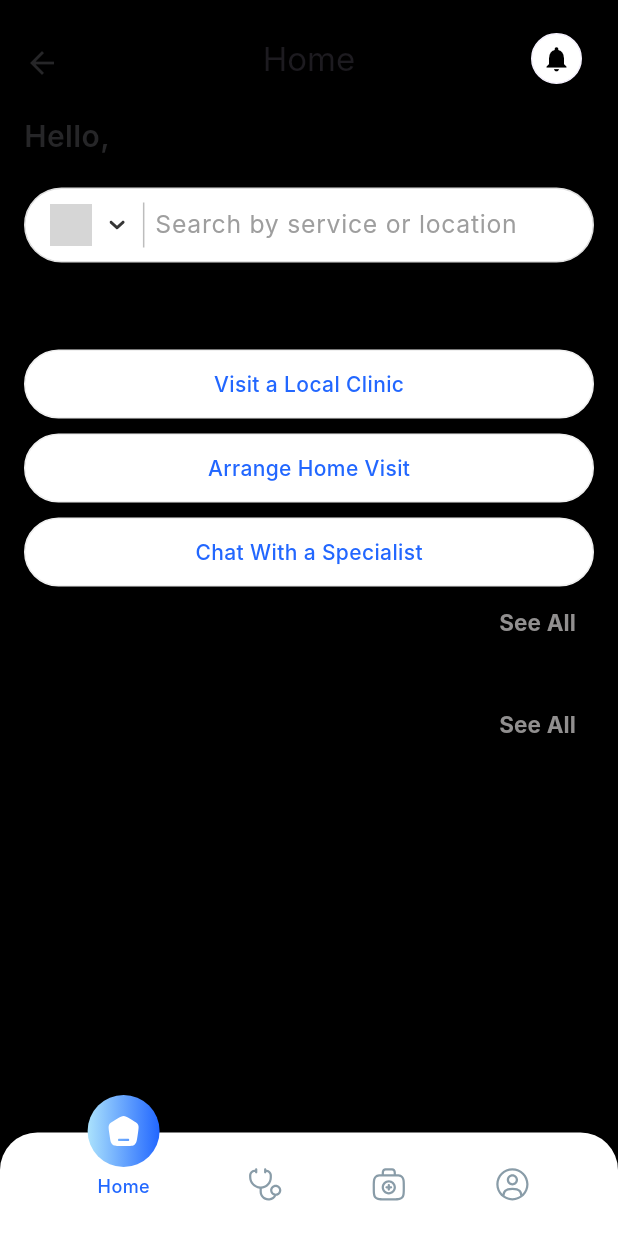
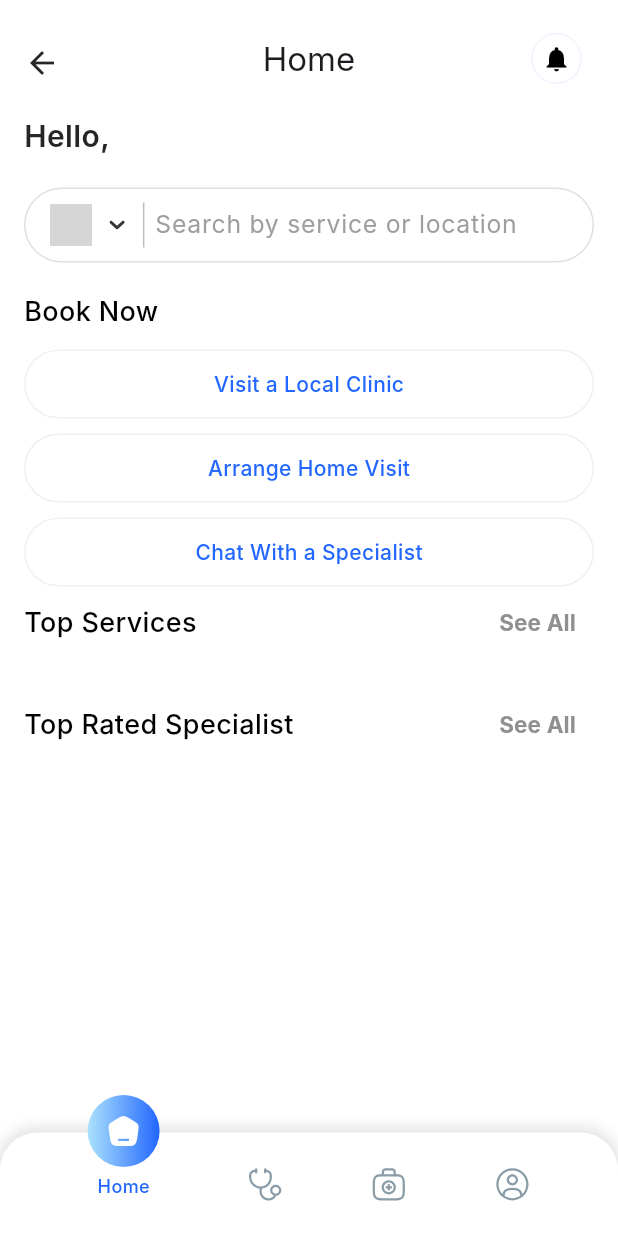
Before and after one commit to MustuBharmal/DocBookingApp, a Flutter app: the NavigationScreen screen opened by its route, on a phone screen of 412 x 824 dp. Run offline on Flutter 3.47's test engine with Material 3 defaults, Android fonts, the phone set to English and light mode, and no system bars; drawn by our look-alikes of cached_network_image; our stand-ins replace dio, dotted_border, firebase_core, firebase_messaging, flutter_html, flutter_svg and 12 more; missing offline and left inert: card_stack_widget, flutter_stripe; accounts and stored records are empty; generated files the repository leaves out were written again; network calls fail; Roboto replaces fonts that are missing (Inter); project files that could hold a hidden picture were left out; grey boxes are pictures that could not be loaded.

Commit message:
bugs solved

```diff
--- a/lib/global/app_color.dart
+++ b/lib/global/app_color.dart
@@ -4,7 +4,7 @@ abstract class AppColors {
   static Color primary = Color(0xFF2268FF); //#2268FF
   static Color secondary = const Color(0xff262628); //#262628
   static Color transparent = const Color(0x00FFFFFF); //#FFFFFF
-  static Color scaffoldBGColor = const Color(0xff000000); //#FBFBFD
+  static Color scaffoldBGColor = const Color(0xffFBFBFD); //#FBFBFD
   static Color black = const Color(0xff262628); //#262628
   static Color white = const Color(0xffFFFFFF); //#FFFFFF
   static Color textFieldBackground = const Color(0xffE5E5E5); //#E5E5E5
--- a/lib/presentations/authentication/controller/authentication_controller.dart
+++ b/lib/presentations/authentication/controller/authentication_controller.dart
@@ -240,7 +240,7 @@ class AuthController extends GetxController {
         signupError['address'] = 'Please enter address!';
       }
       if (pinCode.isEmpty) {
-        signupError['pin_code'] = 'Please Postal Code!';
+        signupError['pin_code'] = 'Please enter postal Code!';
       }
       if (selectedImageSignup.value == null) {
         signupError['profile_pic'] = 'Please select image';
--- a/lib/presentations/authentication/views/signup_screen.dart
+++ b/lib/presentations/authentication/views/signup_screen.dart
@@ -312,7 +312,7 @@ class SignupScreen extends GetView<AuthController> {
                         showAsterisk: true,
                         controller: postCodeController,
                         hintStyle: txtInterTextFieldHint,
-                        inputType: TextInputType.number,
+                        inputType: TextInputType.text,
                         hintText: 'eg 12345',
                         errorText: controller.signupError['pin_code'],
                       ),
--- a/lib/presentations/home/view/navigation_screen.dart
+++ b/lib/presentations/home/view/navigation_screen.dart
@@ -19,7 +19,6 @@ class NavigationScreen extends GetView<HomeController> {
   Widget build(BuildContext context) {
     return Obx(
       () => Scaffold(
-        backgroundColor: AppColors.scaffoldBGColor,
         appBar: CustomAppBar(
           title: controller.appBarTitle[controller.selectedIndex.value],
           back: false,
```
Also changed, not shown: firebase.json, lib/firebase_options.dart, 1 other file.
